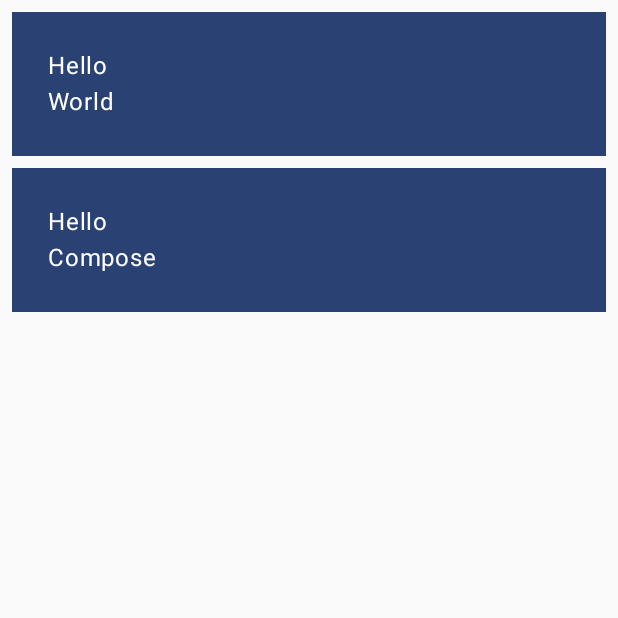
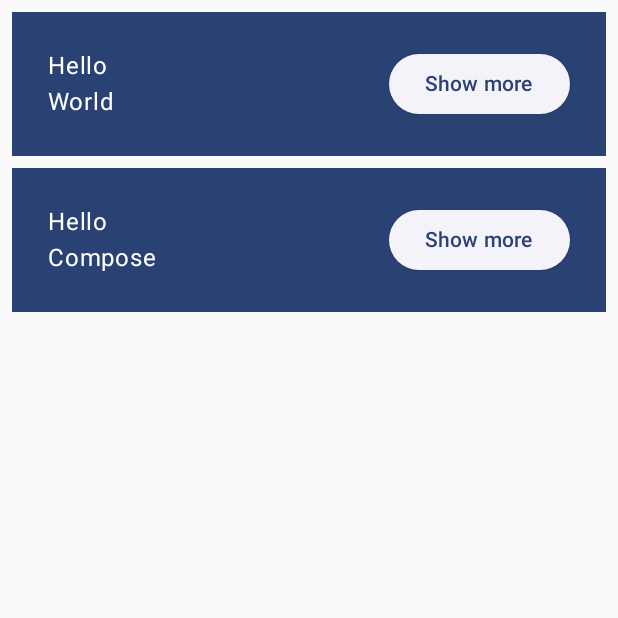
Before and after one commit to charlie60507/ComposePractice, an Android app built with Jetpack Compose: the screen it shows after launch (MainActivity), on a phone screen of 412 x 824 dp, the top half of it. Run offline under Robolectric (Android 15) with nearby library versions, the phone set to English and light mode, and no system bars; 1 statement that could not run was skipped.

Commit message:
add row with Button

```diff
--- a/app/src/main/java/com/example/composepractice/MainActivity.kt
+++ b/app/src/main/java/com/example/composepractice/MainActivity.kt
@@ -4,9 +4,11 @@ import android.os.Bundle
 import androidx.activity.ComponentActivity
 import androidx.activity.compose.setContent
 import androidx.compose.foundation.layout.Column
+import androidx.compose.foundation.layout.Row
 import androidx.compose.foundation.layout.fillMaxSize
 import androidx.compose.foundation.layout.fillMaxWidth
 import androidx.compose.foundation.layout.padding
+import androidx.compose.material3.ElevatedButton
 import androidx.compose.material3.MaterialTheme
 import androidx.compose.material3.Surface
 import androidx.compose.material3.Text
@@ -46,9 +48,16 @@ fun Greeting(name: String, modifier: Modifier = Modifier) {
         color = MaterialTheme.colorScheme.primary,
         modifier = modifier.padding(vertical = 4.dp, horizontal = 8.dp)
     ) {
-        Column(modifier = Modifier.fillMaxWidth().padding(24.dp)) {
-            Text(text = "Hello ")
-            Text(text = name)
+        Row(modifier = Modifier.fillMaxWidth().padding(24.dp)) {
+            Column(modifier = Modifier.weight(1f).padding(bottom = extraPadding)) {
+                Text(text = "Hello ")
+                Text(text = name)
+            }
+            ElevatedButton(
+                onClick = { /*TODO*/ },
+            ) {
+                Text("Show more")
+            }
         }
     }
 }
```
